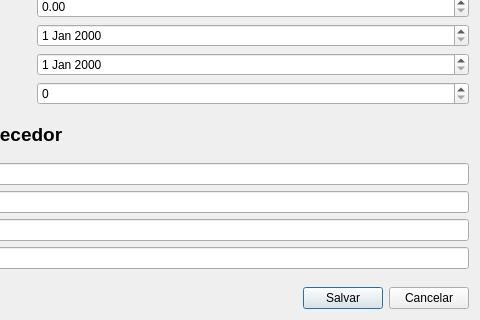
Rodrigo-P-Nascimento/Qt-DRUD, file Projeto 3/Projeto/cadastromercearia.ui: the form before one commit; both pictures show x 145 to 625 and y 119 to 439 of the 625 by 439 pixel window.
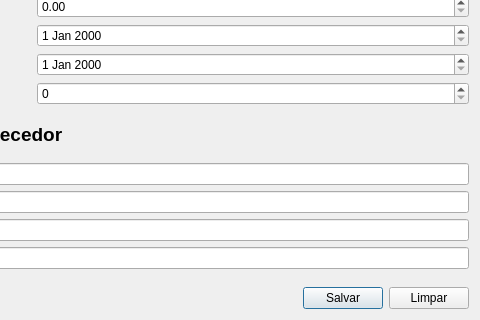
The form after the commit.

What changed in the file:
```diff
--- a/Projeto 3/Projeto/cadastromercearia.ui
+++ b/Projeto 3/Projeto/cadastromercearia.ui
@@ -262,7 +262,7 @@
      <item>
       <widget class="QPushButton" name="BTN_CANCELAR_MERC">
        <property name="text">
-        <string>Cancelar</string>
+        <string>Limpar</string>
        </property>
       </widget>
      </item>
```
